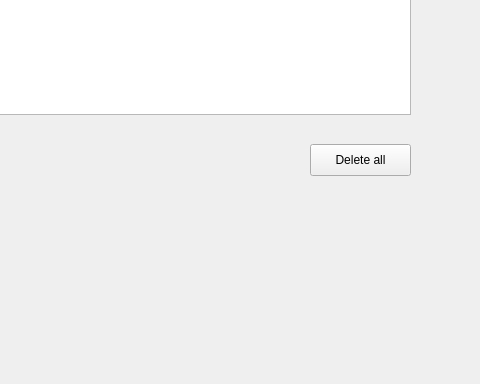
Qt form MeieUusProjekt/mainwindow.ui (hellrand/Cpp-ToDoList) before a commit; both pictures show x 210 to 690 and y 216 to 600 of the 800 by 600 pixel window.
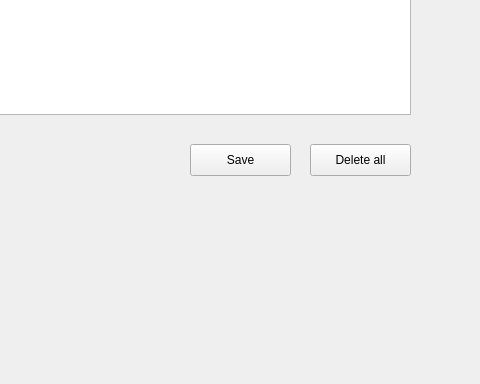
The same form after that commit.

Commit message: save and read from file

What changed in the file:
```diff
--- a/MeieUusProjekt/mainwindow.ui
+++ b/MeieUusProjekt/mainwindow.ui
@@ -128,6 +128,19 @@
      <string>Delete all</string>
     </property>
    </widget>
+   <widget class="QPushButton" name="saveTasksButton">
+    <property name="geometry">
+     <rect>
+      <x>400</x>
+      <y>360</y>
+      <width>101</width>
+      <height>32</height>
+     </rect>
+    </property>
+    <property name="text">
+     <string>Save</string>
+    </property>
+   </widget>
   </widget>
   <widget class="QMenuBar" name="menubar">
    <property name="geometry">
```
The commit also changes 2 other files.
